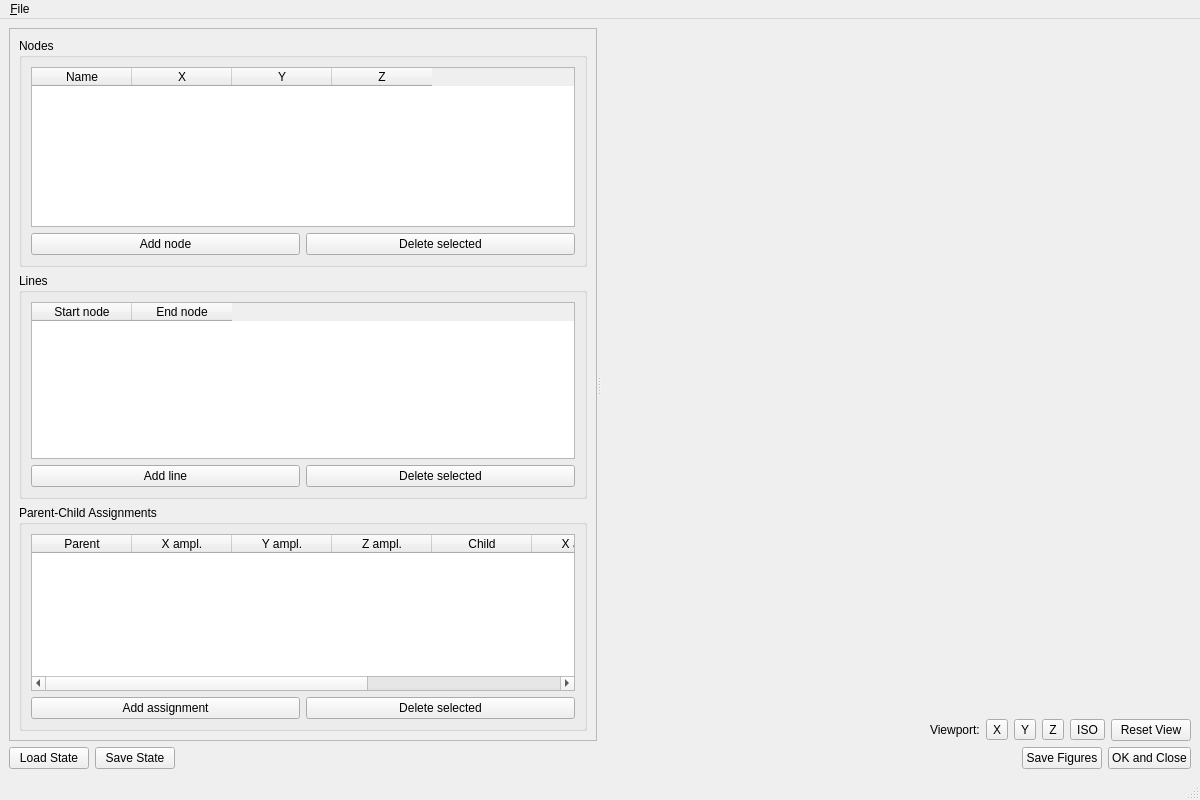
First picture: the form in pyOMA/GUI/ui/geometry_processor.ui, repository pyOMA-dev/pyOMA, before the edit.
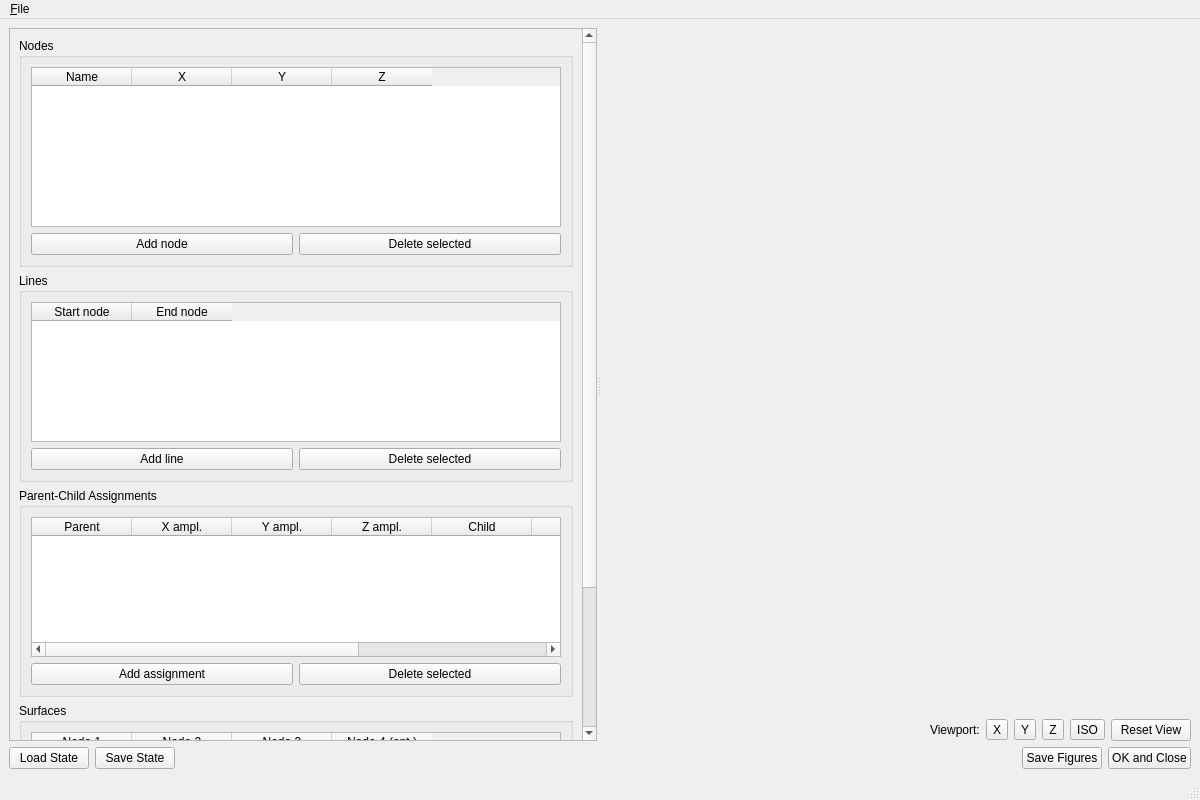
Second picture: the form after the edit. Custom widgets are drawn as their Qt base class.

Commit message: Mode-shape backend: global switch, notebook parity, surfaces, frame export

Diff of the .ui file:
```diff
--- a/pyOMA/GUI/ui/geometry_processor.ui
+++ b/pyOMA/GUI/ui/geometry_processor.ui
@@ -257,6 +257,75 @@
            </layout>
           </widget>
          </item>
+         <item>
+          <widget class="QGroupBox" name="surface_box">
+           <property name="title">
+            <string>Surfaces</string>
+           </property>
+           <layout class="QVBoxLayout" name="surface_layout">
+            <item>
+             <widget class="QTableWidget" name="surface_table">
+              <property name="sizePolicy">
+               <sizepolicy hsizetype="Expanding" vsizetype="Expanding">
+                <horstretch>0</horstretch>
+                <verstretch>0</verstretch>
+               </sizepolicy>
+              </property>
+              <property name="minimumSize">
+               <size>
+                <width>0</width>
+                <height>140</height>
+               </size>
+              </property>
+              <property name="selectionMode">
+               <enum>QAbstractItemView::SelectionMode::ExtendedSelection</enum>
+              </property>
+              <property name="selectionBehavior">
+               <enum>QAbstractItemView::SelectionBehavior::SelectRows</enum>
+              </property>
+              <column>
+               <property name="text">
+                <string>Node 1</string>
+               </property>
+              </column>
+              <column>
+               <property name="text">
+                <string>Node 2</string>
+               </property>
+              </column>
+              <column>
+               <property name="text">
+                <string>Node 3</string>
+               </property>
+              </column>
+              <column>
+               <property name="text">
+                <string>Node 4 (opt.)</string>
+               </property>
+              </column>
+             </widget>
+            </item>
+            <item>
+             <layout class="QHBoxLayout" name="surface_buttons_row">
+              <item>
+               <widget class="QPushButton" name="btn_add_surface">
+                <property name="text">
+                 <string>Add surface</string>
+                </property>
+               </widget>
+              </item>
+              <item>
+               <widget class="QPushButton" name="btn_delete_surface">
+                <property name="text">
+                 <string>Delete selected</string>
+                </property>
+               </widget>
+              </item>
+             </layout>
+            </item>
+           </layout>
+          </widget>
+         </item>
         </layout>
        </widget>
       </widget>
```
Left out of the diff: 12 changed lines with no effect on the pictures. The commit also changes 38 other files.
